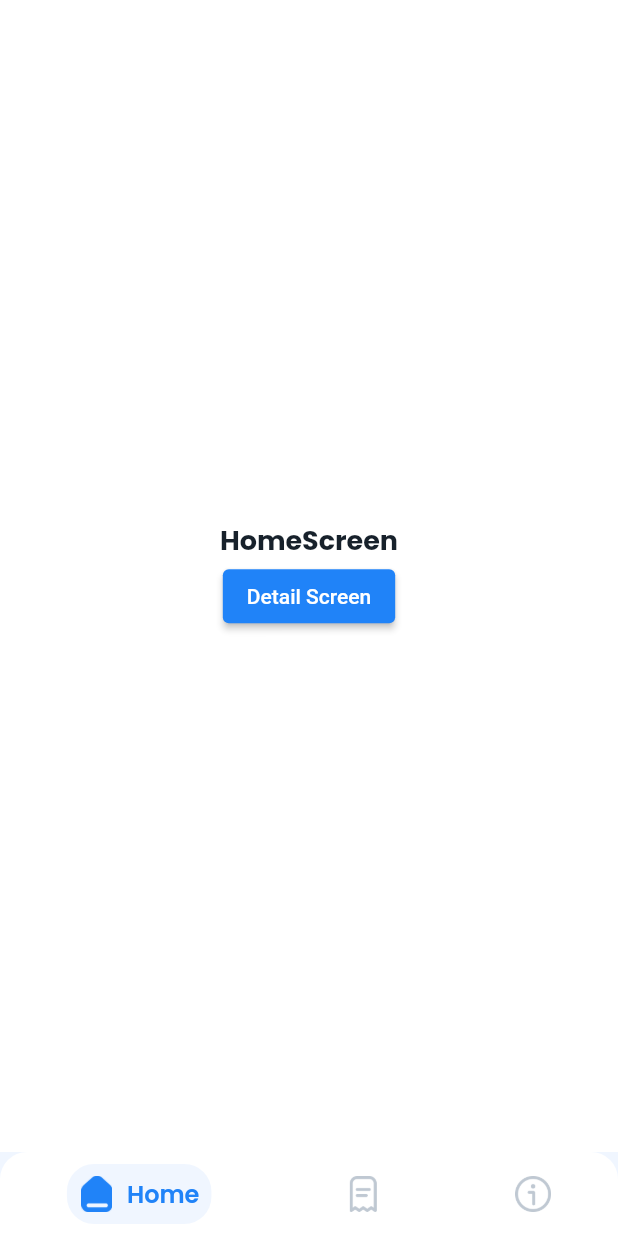
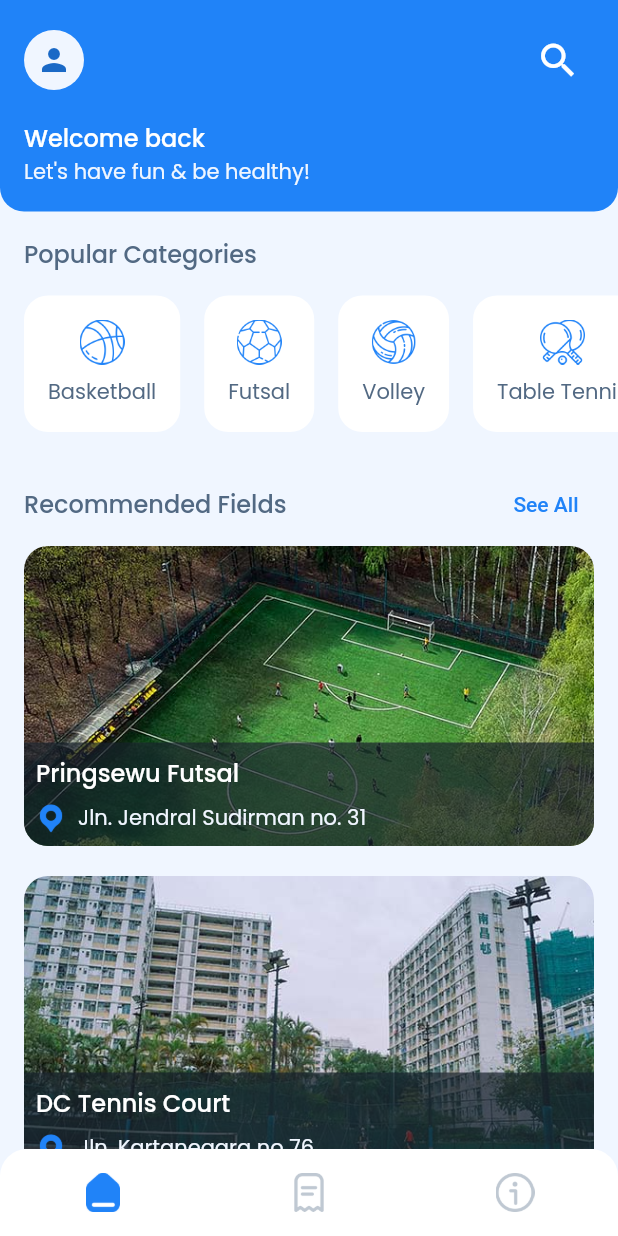
Before and after one commit to mikirinkode/sports_venue_booking_app, a Flutter app: the screen it shows after launch, on a phone screen of 412 x 824 dp. Run offline on Flutter 3.47's test engine with Material 2 defaults, Android fonts, the phone set to English and light mode, and no system bars; our stand-ins replace google_fonts.

Commit message:
update home screen

```diff
--- a/lib/main.dart
+++ b/lib/main.dart
@@ -2,7 +2,7 @@ import 'package:flutter/material.dart';
 import 'package:spod_app/theme.dart';
 
 import 'screen/about_screen.dart';
-import 'screen/history_screen.dart';
+import 'screen/transaction_history_screen.dart';
 import 'screen/home_screen.dart';
 
 void main() {
@@ -18,7 +18,7 @@ class _SpodAppState extends State<SpodApp> {
   int _currentIndex = 0;
   final screens = [
     HomeScreen(),
-    HistoryScreen(),
+    TransactionHistoryScreen(),
     AboutScreen(),
   ];
 
@@ -121,32 +121,18 @@ class _CustomBottomNavBarState extends State<CustomBottomNavBar> {
         });
       },
       child: Container(
-        padding: const EdgeInsets.all(8),
+        padding: const EdgeInsets.symmetric(vertical: 16),
         child: _selectedIndex == index
-            ? Container(
-          padding: const EdgeInsets.all(8.0),
-          decoration: BoxDecoration(
-            color: lightBlue100,
-            borderRadius: BorderRadius.circular(18)
-          ),
-              child: Row(
-                crossAxisAlignment: CrossAxisAlignment.center,
-                  children: [
-                    Image.asset(
-                      activeIcon,
-                      width: 24,
-                      height: 24,
-                      color: primaryColor,
-                    ),
-                    const SizedBox(width: 8,),
-                    Text(label, style: bottomNavTextStyle.copyWith(color: primaryColor),)
-                  ],
-                ),
+            ? Image.asset(
+              activeIcon,
+              width: 26,
+              height: 26,
+              color: primaryColor,
             )
             : Image.asset(
                 inactiveIcon,
-                width: 24,
-                height: 24,
+                width: 26,
+                height: 26,
                 color: lightBlue400,
               ),
       ),
--- /dev/null
+++ b/lib/model/sport_category.dart
@@ -0,0 +1,10 @@
+import 'package:flutter/material.dart';
+
+class SportCategory {
+  String name;
+  String image;
+  Color boxColor;
+
+  SportCategory(
+      {required this.name, required this.image, required this.boxColor});
+}
--- /dev/null
+++ b/lib/model/sport_field.dart
@@ -0,0 +1,22 @@
+class SportField {
+  String id;
+  String name;
+  String address;
+  String author;
+  String phoneNumber;
+  String openDay;
+  String openTime;
+  String imageAsset;
+  int price;
+
+  SportField(
+      {required this.id,
+      required this.name,
+      required this.address,
+      required this.author,
+      required this.phoneNumber,
+      required this.openDay,
+      required this.openTime,
+      required this.imageAsset,
+      required this.price});
+}
--- a/lib/screen/home_screen.dart
+++ b/lib/screen/home_screen.dart
@@ -1,28 +1,132 @@
+import 'dart:ui';
+
 import 'package:flutter/cupertino.dart';
 import 'package:flutter/material.dart';
+import 'package:flutter/rendering.dart';
+import 'package:spod_app/model/sport_category.dart';
 import 'package:spod_app/screen/detail_screen.dart';
+import 'package:spod_app/screen/search_screen.dart';
 import 'package:spod_app/theme.dart';
+import 'package:spod_app/utils/dummy_data.dart';
+
+import '../model/sport_field.dart';
+import '../widget/category_card.dart';
+import '../widget/sport_field_card.dart';
 
 class HomeScreen extends StatelessWidget {
+  List<SportField> fieldList = sportFieldList;
+  final List<int> numberList = <int>[1, 2, 3, 4, 5, 6, 7, 8, 9, 10];
 
   @override
   Widget build(BuildContext context) {
     return Scaffold(
-      backgroundColor: Colors.white,
-      body: Center(
+      backgroundColor: lightBlue100,
+      body: Stack(
+        children: [
+          ListView(children: [
+            // HEADER
+            fakeHeader(),
+            Padding(
+              padding: const EdgeInsets.only(top: 16.0, left: 16.0, right: 16.0),
+              child: Text(
+                "Popular Categories",
+                style: subTitleTextStyle.copyWith(color: darkBlue300),
+              ),
+            ),
+
+            CategoryListView(),
+            Padding(
+              padding: const EdgeInsets.only(top: 8.0, left: 16.0, right: 16.0),
+              child: Row(
+                mainAxisAlignment: MainAxisAlignment.spaceBetween,
+                children: [
+                  Text(
+                    "Recommended Fields",
+                    style: subTitleTextStyle.copyWith(color: darkBlue300),
+                  ),
+                  TextButton(onPressed: (){
+                    Navigator.push(context, MaterialPageRoute(builder: (context) {
+                      return SearchScreen();
+                    }));
+                  }, child: Text("See All"))
+                ],
+              ),
+            ),
+
+            // RECOMMENDED FIELDS
+            Column(
+                children: fieldList
+                    .map((fieldEntity) => SportFieldCard(
+                          field: fieldEntity,
+                        ))
+                    .toList()),
+            // SportFieldListView(),
+          ]),
+          header(context),
+        ],
+      ),
+    );
+  }
+
+  Widget header(context) {
+    return Container(
+      padding: EdgeInsets.all(16.0),
+      decoration: BoxDecoration(
+          color: primaryColor,
+          borderRadius:
+              BorderRadius.vertical(bottom: Radius.circular(borderRadiusSize))),
+      child: SafeArea(
+        // SEARCH Icon
+        child: Row(
+          mainAxisAlignment: MainAxisAlignment.spaceBetween,
+          children: [
+            CircleAvatar(
+                backgroundColor: lightBlue100, child: Icon(Icons.person)),
+            IconButton(
+              iconSize: 30,
+              onPressed: () {
+                Navigator.push(context, MaterialPageRoute(builder: (context) {
+                  return SearchScreen();
+                }));
+              },
+              icon: Icon(Icons.search, color: colorWhite),
+            )
+          ],
+        ),
+      ),
+    );
+  }
+
+  Widget fakeHeader() {
+    return Container(
+      padding: EdgeInsets.all(16.0),
+      decoration: BoxDecoration(
+          color: primaryColor,
+          borderRadius:
+          BorderRadius.vertical(bottom: Radius.circular(borderRadiusSize))),
+      child: SafeArea(
+        // SEARCH Icon
         child: Column(
-            mainAxisSize: MainAxisSize.min,
-            children: [
-          Text(
-            "HomeScreen",
-            style: titleTextStyle,
-          ),
-          ElevatedButton(onPressed: () {
-            Navigator.push(context, MaterialPageRoute(builder: (context){
-              return DetailScreen();
-            }));
-          }, child: Text("Detail Screen"))
-        ]),
+          crossAxisAlignment: CrossAxisAlignment.start,
+          children: [
+            CircleAvatar(
+                backgroundColor: lightBlue100, child: Icon(Icons.person)),
+            SizedBox(height: 24.0,),
+            Column(
+              mainAxisSize: MainAxisSize.min,
+              crossAxisAlignment: CrossAxisAlignment.start,
+              children: [
+                Text(
+                  "Welcome back", style: subTitleTextStyle.copyWith(color: colorWhite),
+                ),
+                Text(
+                  "Let's have fun & be healthy!",
+                  style: descTextStyle.copyWith(color: lightBlue100),
+                ),
+              ],
+            ),
+          ],
+        ),
       ),
     );
   }
--- /dev/null
+++ b/lib/screen/search_screen.dart
@@ -0,0 +1,56 @@
+import 'package:flutter/material.dart';
+
+import '../theme.dart';
+
+class SearchScreen extends StatelessWidget {
+  @override
+  Widget build(BuildContext context) {
+    return Scaffold(
+      appBar: AppBar(),
+        body: Container(
+          child: header(context),
+        ),
+    );
+  }
+  Widget header(context) {
+    return Container(
+      padding: EdgeInsets.all(16.0),
+      decoration: BoxDecoration(
+          color: primaryColor,
+          borderRadius:
+          BorderRadius.vertical(bottom: Radius.circular(borderRadiusSize))),
+      child: SafeArea(
+        // SEARCH BAR
+        child: Container(
+          decoration: BoxDecoration(
+              color: lightBlue100,
+              borderRadius: BorderRadius.circular(borderRadiusSize)),
+          child: Row(
+            mainAxisSize: MainAxisSize.min,
+            children: [
+              IconButton(onPressed: (){
+                Navigator.pop(context);
+              }, icon: Icon(Icons.arrow_back_rounded)),
+              Container(
+                  padding: EdgeInsets.all(16),
+                  decoration: BoxDecoration(
+                      color: colorWhite,
+                      borderRadius: BorderRadius.circular(borderRadiusSize)),
+                  child: Icon(
+                    Icons.search,
+                    color: primaryColor,
+                  )),
+              Padding(
+                padding: const EdgeInsets.symmetric(horizontal: 16.0),
+                child: Text(
+                  "Search Sport Fields...",
+                  style: buttonTextStyle.copyWith(color: darkBlue300),
+                ),
+              )
+            ],
+          ),
+        ),
+      ),
+    );
+  }
+}
--- a/lib/screen/transaction_history_screen.dart
+++ b/lib/screen/transaction_history_screen.dart
@@ -2,8 +2,8 @@ import 'package:flutter/material.dart';
 
 import '../theme.dart';
 
-class HistoryScreen extends StatelessWidget {
-  const HistoryScreen({Key? key}) : super(key: key);
+class TransactionHistoryScreen extends StatelessWidget {
+  const TransactionHistoryScreen({Key? key}) : super(key: key);
 
   @override
   Widget build(BuildContext context) {
--- a/lib/theme.dart
+++ b/lib/theme.dart
@@ -4,10 +4,12 @@ import 'package:google_fonts/google_fonts.dart';
 const Color primaryColor = Color(0xff2083F8);
 const Color colorWhite = Colors.white;
 const Color lightBlue100 = Color(0xffF0F6FF);
-const Color lightBlue300 = Color(0xffD5DEEA);
+const Color lightBlue300 = Color(0xffD2DFF0);
 const Color lightBlue400 = Color(0xffBFC8D2);
 const Color darkBlue300 = Color(0xff526983);
 const Color darkBlue700 = Color(0xff17212B);
+
+const double borderRadiusSize = 16.0;
 
 TextStyle titleTextStyle = GoogleFonts.poppins(
     fontSize: 18, fontWeight: FontWeight.w700, color: darkBlue700);
@@ -31,7 +33,7 @@ TextStyle buttonTextStyle = GoogleFonts.poppins(
     fontSize: 16, fontWeight: FontWeight.w600, color: colorWhite);
 
 TextStyle bottomNavTextStyle = GoogleFonts.poppins(
-    fontSize: 16, fontWeight: FontWeight.w600, color: darkBlue700);
+    fontSize: 14, fontWeight: FontWeight.w500, color: darkBlue700);
 
 MaterialColor createMaterialColor(Color color) {
   List strengths = <double>[.05];
--- /dev/null
+++ b/lib/utils/dummy_data.dart
@@ -0,0 +1,149 @@
+import 'package:flutter/material.dart';
+import 'package:spod_app/model/sport_field.dart';
+
+import '../model/sport_category.dart';
+
+var _basketball = SportCategory(
+    name: "Basketball",
+    image: "assets/icons/basketball.png",
+    boxColor: Colors.orange);
+var _futsal = SportCategory(
+    name: "Futsal", image: "assets/icons/soccer.png", boxColor: Colors.orange);
+var _volley = SportCategory(
+    name: "Volley", image: "assets/icons/volley.png", boxColor: Colors.orange);
+var _tableTennis = SportCategory(
+    name: "Table Tennis",
+    image: "assets/icons/table_tennis.png",
+    boxColor: Colors.orange);
+var _tennis =
+SportCategory(
+    name: "Tennis", image: "assets/icons/tennis.png", boxColor: Colors.orange);
+
+List<SportCategory> sportCategories = [
+  _basketball,
+  _futsal,
+  _volley,
+  _tableTennis,
+  _tennis
+];
+
+List<SportField> sportFieldList = [
+  SportField(
+      id: "01",
+      name: "Pringsewu Futsal",
+      address: "Jln. Jendral Sudirman no. 31",
+      author: "Daniel larionov",
+      phoneNumber: "0812 2345 6789",
+      openDay: "Senin – Minggu",
+      openTime: "08.00 – 16.00",
+      imageAsset: "assets/images/pringsewu_futsal.jpg",
+      price: 80000),
+
+  SportField(
+      id: "02",
+      name: "DC Tennis Court",
+      address: "Jln. Kartanegara no 76",
+      author: "Denise chan",
+      phoneNumber: "0811 2222 3333",
+      openDay: "Senin – Sabtu",
+      openTime: "08.00 – 17.00",
+      imageAsset: "assets/images/dc_tennis_court.jpg",
+      price: 65000
+  ),
+
+  SportField(
+      id: "03",
+      name: "Vio Sport Center",
+      address: "Jln.  Tanah Agung no. 12",
+      author: "Fulvio ambrosanio",
+      phoneNumber: "0812 3333 4444",
+      openDay: "Senin – Minggu",
+      openTime: "07.00 – 22.00",
+      imageAsset: "assets/images/vio_basketball.jpg",
+      price: 100000
+  ),
+
+  SportField(
+      id: "04",
+      name: "Tenis Meja D’cortez",
+      address: "Jln. Sukamakmur no. 24",
+      author: "Ivan cortez",
+      phoneNumber: "0833 4444 5555",
+      openDay: "Senin – Sabtu",
+      openTime: "09.00 – 23.00",
+      imageAsset: "assets/images/tenis_meja_cortez.jpg",
+      price: 50000
+  ),
+
+  SportField(
+      id: "05",
+      name: "Jaya futsal",
+      address: "Jln. Sinagara no. 53",
+      author: "Izuddin Helmi Adnan",
+      phoneNumber: "0844 5555 6666",
+      openDay: "Senin – Minggu",
+      openTime: "08.00 – 18.00",
+      imageAsset: "assets/images/jaya_futsal.jpg",
+      price: 70000
+  ),
+
+  SportField(
+      id: "06",
+      name: "LM Basketball",
+      address: "Jln. Mekarsari no. 17",
+      author: "Lucas Marcomini",
+      phoneNumber: "0855 6666 7777",
+      openDay: "Senin – Minggu",
+      openTime: "09.00 – 18.00",
+      imageAsset: "assets/images/lm_basketball.jpg",
+      price: 85000
+  ),
+
+  SportField(
+      id: "07",
+      name: "Voli Pantai Tanjung",
+      address: "Jln. Tanjung Tinggi no. 9",
+      author: "Meritt Thomas",
+      phoneNumber: "0866 7777 8888",
+      openDay: "Senin – Minggu",
+      openTime: "07.00 – 17.00",
+      imageAsset: "assets/images/voli_pantai.jpg",
+      price: 115000
+  ),
+
+  SportField(
+      id: "08",
+      name: "Tennis Coates",
+      address: "Jln. Prakasa no. 29",
+      author: "Rob coates",
+      phoneNumber: "0877 8888 9999",
+      openDay: "Senin – Sabtu",
+      openTime: "08.00 – 15.00",
+      imageAsset: "assets/images/tennis_coates.jpg",
+      price: 60000
+  ),
+
+  SportField(
+      id: "09",
+      name: "Kali Basketball",
+      address: "Jln. Kalimegah no. 55",
+      author: "Ilnur kalimullin",
+      phoneNumber: "0888 9999 1111",
+      openDay: "Senin – Minggu",
+      openTime: "06.00 – 18.00",
+      imageAsset: "assets/images/kali_basketball.jpg",
+      price: 75000
+  ),
+
+  SportField(
+      id: "010",
+      name: "Wing Sport Center",
+      address: "Jln. Veteran no. 93",
+      author: "Sergei Wing",
+      phoneNumber: "0899 1010 2222",
+      openDay: "Senin – Minggu",
+      openTime: "09.00 – 17.00",
+      imageAsset: "assets/images/wing_tennis.jpg",
+      price: 80000
+  ),
+];
--- /dev/null
+++ b/lib/widget/category_card.dart
@@ -0,0 +1,75 @@
+import 'package:flutter/material.dart';
+
+import '../screen/search_screen.dart';
+import '../theme.dart';
+import '../utils/dummy_data.dart';
+
+class CategoryListView extends StatelessWidget {
+  @override
+  Widget build(BuildContext context) {
+    List<Widget> categoryList = [];
+    for (int i = 0; i < sportCategories.length; i++) {
+      categoryList.add(CategoryCard(
+          title: sportCategories[i].name,
+          imageAsset: sportCategories[i].image));
+    }
+    return SingleChildScrollView(
+      scrollDirection: Axis.horizontal,
+      child: Padding(
+        padding: const EdgeInsets.symmetric(horizontal: 8.0),
+        child: Row(
+          children: categoryList,
+        ),
+      ),
+    );
+  }
+}
+
+class CategoryCard extends StatelessWidget {
+  String title;
+  String imageAsset;
+
+  CategoryCard({required this.title, required this.imageAsset});
+
+  @override
+  Widget build(BuildContext context) {
+    return Padding(
+      padding: const EdgeInsets.symmetric(vertical: 16.0, horizontal: 8),
+      child: Material(
+        color: colorWhite,
+        shape: RoundedRectangleBorder(borderRadius: BorderRadius.circular(16)),
+        child: InkWell(
+          highlightColor: primaryColor.withOpacity(0.1),
+          borderRadius: BorderRadius.circular(16),
+          splashColor: primaryColor.withOpacity(0.5),
+          onTap: () {
+            Navigator.push(context, MaterialPageRoute(builder: (context) {
+              return SearchScreen();
+            }));
+          },
+          child: Container(
+            padding: const EdgeInsets.all(16.0),
+            child: Column(
+              mainAxisSize: MainAxisSize.max,
+              children: [
+                Image.asset(
+                  imageAsset,
+                  color: primaryColor,
+                  width: 30,
+                  height: 30,
+                ),
+                SizedBox(
+                  height: 8.0,
+                ),
+                Text(
+                  title,
+                  style: descTextStyle,
+                )
+              ],
+            ),
+          ),
+        ),
+      ),
+    );
+  }
+}
--- /dev/null
+++ b/lib/widget/sport_field_card.dart
@@ -0,0 +1,92 @@
+import 'package:flutter/material.dart';
+
+import '../model/sport_field.dart';
+import '../screen/detail_screen.dart';
+import '../theme.dart';
+
+class SportFieldCard extends StatelessWidget {
+  SportField field;
+
+  SportFieldCard({required this.field});
+
+  @override
+  Widget build(BuildContext context) {
+    return InkWell(
+      onTap: (){
+        Navigator.push(context, MaterialPageRoute(builder: (context){
+          return DetailScreen();
+        }));
+      },
+      child: Padding(
+        padding: const EdgeInsets.only(right: 16, left: 16, top: 4.0, bottom: 16.0),
+        child: Container(
+          decoration: BoxDecoration(
+              borderRadius: BorderRadius.circular(16.0), color: colorWhite),
+          child: Stack(
+            // mainAxisSize: MainAxisSize.min,
+            // crossAxisAlignment: CrossAxisAlignment.start,
+            children: [
+              ClipRRect(
+                borderRadius:
+                BorderRadius.circular(borderRadiusSize),
+                child: Image.asset(field.imageAsset,
+                    height: 200,
+                    width: MediaQuery.of(context).size.width,
+                    fit: BoxFit.cover),
+              ),
+              Positioned.fill(
+                child: Align(
+                  alignment: Alignment.bottomLeft,
+                  child: Container(
+                    padding: const EdgeInsets.all(8.0),
+                    decoration: BoxDecoration(
+                      borderRadius: BorderRadius.vertical(bottom: Radius.circular(borderRadiusSize)),
+                      color: darkBlue700.withOpacity(0.7),
+                    ),
+                    child: Column(
+                      mainAxisSize: MainAxisSize.min,
+                      crossAxisAlignment: CrossAxisAlignment.stretch,
+                      children: [
+                        Text(
+                          field.name,
+                          maxLines: 2,
+                          style: subTitleTextStyle.copyWith(color: colorWhite),
+                          overflow: TextOverflow.ellipsis,
+                        ),
+                        SizedBox(
+                          height: 8.0,
+                        ),
+                        Row(
+                          mainAxisSize: MainAxisSize.min,
+                          children: [
+                            Image.asset(
+                              "assets/icons/pin.png",
+                              width: 20,
+                              height: 20,
+                              color: primaryColor,
+                            ),
+                            SizedBox(
+                              width: 8.0,
+                            ),
+                            Flexible(
+                              child: Text(
+                                field.address,
+                                maxLines: 1,
+                                overflow: TextOverflow.ellipsis,
+                                style: addressTextStyle.copyWith(color: lightBlue100),
+                              ),
+                            ),
+                          ],
+                        ),
+                      ],
+                    ),
+                  ),
+                ),
+              )
+            ],
+          ),
+        ),
+      ),
+    );
+  }
+}
```
Also changed, not shown: assets/icons/basketball.png (added), assets/icons/soccer.png (added), assets/icons/table_tennis.png (added), assets/icons/tennis.png (added), assets/icons/volley.png (added).
